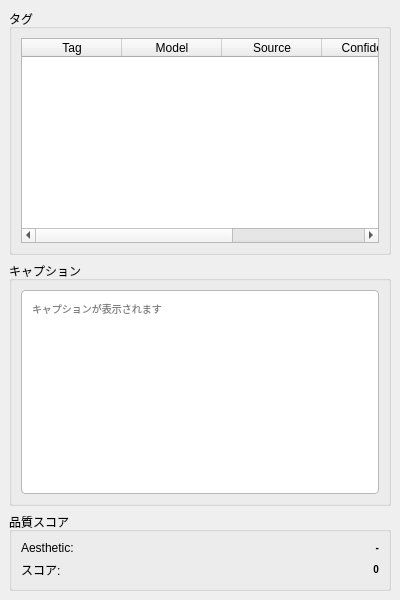
Qt form src/lorairo/gui/designer/AnnotationDataDisplayWidget.ui (NEXTAltair/LoRAIro) before a commit.
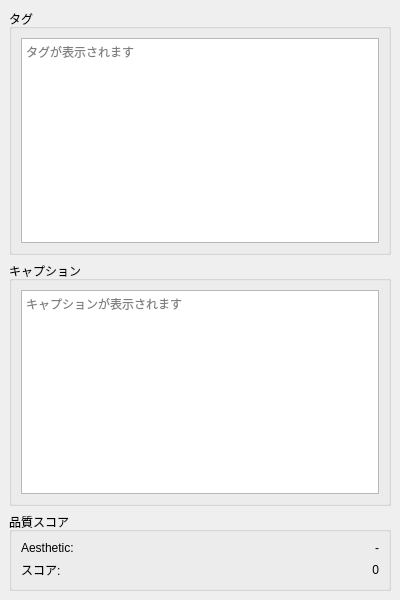
The same form after that commit.

What changed in the file:
```diff
--- a/src/lorairo/gui/designer/AnnotationDataDisplayWidget.ui
+++ b/src/lorairo/gui/designer/AnnotationDataDisplayWidget.ui
@@ -36,56 +36,16 @@
      </property>
      <layout class="QVBoxLayout" name="verticalLayoutTags">
       <item>
-       <widget class="QTableWidget" name="tableWidgetTags">
+       <widget class="QTextEdit" name="textEditTags">
         <property name="sizePolicy">
          <sizepolicy hsizetype="Expanding" vsizetype="Expanding">
           <horstretch>0</horstretch>
           <verstretch>2</verstretch>
          </sizepolicy>
         </property>
-        <property name="editTriggers">
-         <set>QAbstractItemView::EditTrigger::NoEditTriggers</set>
+        <property name="placeholderText">
+         <string>タグが表示されます</string>
         </property>
-        <property name="alternatingRowColors">
-         <bool>true</bool>
-        </property>
-        <property name="selectionBehavior">
-         <enum>QAbstractItemView::SelectionBehavior::SelectRows</enum>
-        </property>
-        <property name="sortingEnabled">
-         <bool>true</bool>
-        </property>
-        <property name="columnCount">
-         <number>5</number>
-        </property>
-        <attribute name="horizontalHeaderStretchLastSection">
-         <bool>true</bool>
-        </attribute>
-        <column>
-         <property name="text">
-          <string>Tag</string>
-         </property>
-        </column>
-        <column>
-         <property name="text">
-          <string>Model</string>
-         </property>
-        </column>
-        <column>
-         <property name="text">
-          <string>Source</string>
-         </property>
-        </column>
-        <column>
-         <property name="text">
-          <string>Confidence</string>
-         </property>
-        </column>
-        <column>
-         <property name="text">
-          <string>Edited</string>
-         </property>
-        </column>
        </widget>
       </item>
      </layout>
@@ -108,16 +68,6 @@
         <property name="placeholderText">
          <string>キャプションが表示されます</string>
         </property>
-        <property name="styleSheet">
-         <string>QTextEdit {
-    font-size: 10px;
-    background-color: palette(base);
-    border: 1px solid palette(mid);
-    border-radius: 4px;
-    padding: 6px;
-    color: palette(text);
-}</string>
-        </property>
        </widget>
       </item>
      </layout>
@@ -156,9 +106,6 @@
           <verstretch>0</verstretch>
          </sizepolicy>
         </property>
-        <property name="styleSheet">
-         <string>font-size: 10px; font-weight: bold; color: palette(text);</string>
-        </property>
        </widget>
       </item>
       <item row="1" column="0">
@@ -188,9 +135,6 @@
           <verstretch>0</verstretch>
          </sizepolicy>
         </property>
-        <property name="styleSheet">
-         <string>font-size: 10px; font-weight: bold; color: palette(text);</string>
-        </property>
        </widget>
       </item>
      </layout>
```
